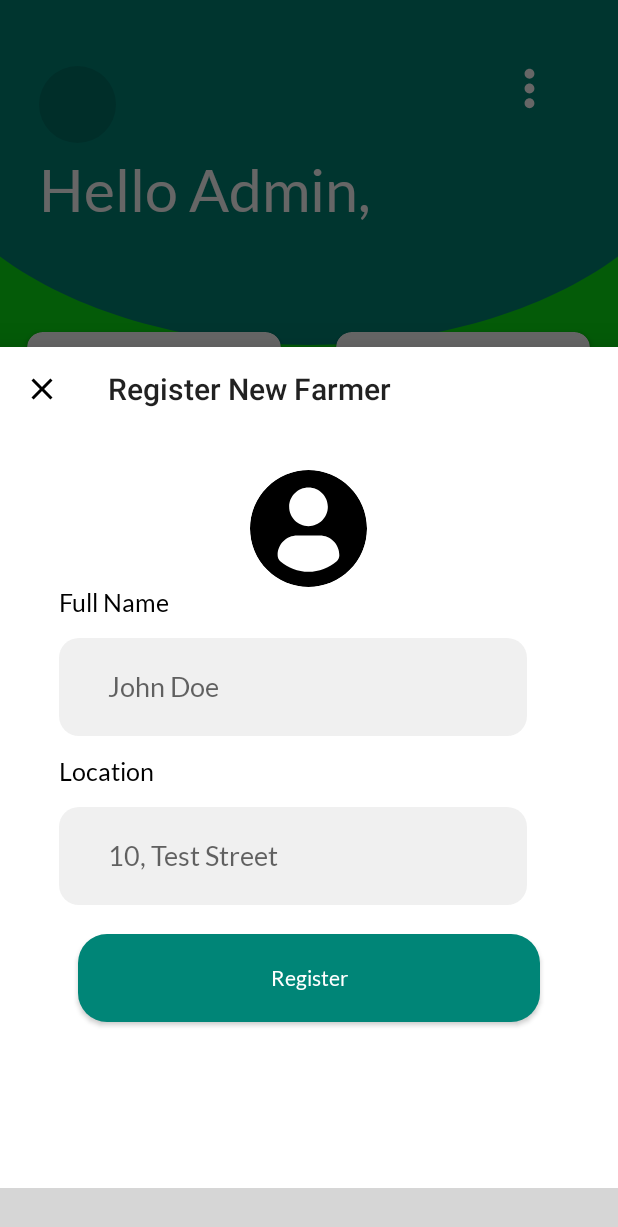
After one commit to Alome007/Tellerium-Assessment, an Android app: the fragment addFarmers placed in its activity, on a phone screen of 412 x 824 dp. The commit adds this screen. Shown: the top 1227 px of the screen. Run offline under Robolectric (Android 15) with nearby library versions, the phone set to English and light mode, and no system bars; our stand-ins replace CircleImageView, sdp/ssp sizes; libraries missing offline, so code that uses them is left out: com.gmail.samehadar, com.ismaeldivita.chipnavigation, com.koushikdutta.async, com.koushikdutta.ion; plain views replace ChipNavigationBar; pictures from the network do not load; 7 statements that could not run were skipped; grey boxes are pictures that could not be loaded.

Commit message:
Added Farmers Registeration design and functionality

```diff
--- a/app/src/main/java/com/alome/tellerium/Activities/MainActivity.java
+++ b/app/src/main/java/com/alome/tellerium/Activities/MainActivity.java
@@ -5,6 +5,7 @@ import androidx.fragment.app.Fragment;
 
 import android.os.Bundle;
 
+import com.alome.tellerium.Fragments.addFarmers;
 import com.alome.tellerium.R;
 import com.ismaeldivita.chipnavigation.ChipNavigationBar;
 
--- a/app/src/main/java/com/alome/tellerium/Fragments/Dashboard.java
+++ b/app/src/main/java/com/alome/tellerium/Fragments/Dashboard.java
@@ -52,6 +52,7 @@ public class Dashboard extends Fragment implements PopupMenu.OnMenuItemClickList
     PopupMenu.OnMenuItemClickListener listener;
     SharedPreferences preferences;
     View v2;
+    private int count;
 
 
     @Nullable
@@ -70,7 +71,7 @@ public class Dashboard extends Fragment implements PopupMenu.OnMenuItemClickList
         });
         mainModel model=new mainModel(10,"Farmers", R.drawable.ic_farmer);
         arrayList.add(model);
-        model=new mainModel(10,"Farms", R.drawable.ic_sprout);
+        model=new mainModel(count,"Add Farmer", R.drawable.ic_add_group);
         arrayList.add(model);
         recyclerView.setAdapter(adapter);
         boolean isLoaded=preferences.getBoolean(constants.DATA_LOADED,false);
@@ -87,6 +88,10 @@ public class Dashboard extends Fragment implements PopupMenu.OnMenuItemClickList
                     case 0:
                         startActivity(new Intent(getContext(), farmers.class));
                         break;
+                    case 1:
+                        new addFarmers().show(getFragmentManager(),"Add farmers");
+                        break;
+
                 }
             }
 
@@ -108,6 +113,16 @@ public class Dashboard extends Fragment implements PopupMenu.OnMenuItemClickList
         database = new Database(getContext());
         database.getWritableDatabase();
         preferences=getContext().getSharedPreferences(constants.SHARED_PREF, Context.MODE_PRIVATE);
+        final Handler handler=new Handler();
+         handler.postDelayed(new Runnable() {
+             @Override
+             public void run() {
+                 SharedPreferences sharedPreferences=getContext().getSharedPreferences(constants.SHARED_PREF, Context.MODE_PRIVATE);
+                 count=sharedPreferences.getInt(constants.LOCAL_COUNT,0);
+                 handler.postDelayed(this,1000);
+             }
+         },1000);
+
     }
 
     @Override
--- /dev/null
+++ b/app/src/main/java/com/alome/tellerium/Fragments/addFarmers.java
@@ -0,0 +1,77 @@
+package com.alome.tellerium.Fragments;
+
+import android.content.Context;
+import android.content.SharedPreferences;
+import android.os.Bundle;
+import android.view.LayoutInflater;
+import android.view.View;
+import android.view.ViewGroup;
+import android.widget.Button;
+import android.widget.EditText;
+import android.widget.Toast;
+
+import androidx.annotation.NonNull;
+import androidx.annotation.Nullable;
+
+import com.alome.tellerium.R;
+import com.alome.tellerium.Utils.Database;
+import com.alome.tellerium.Utils.constants;
+import com.google.android.material.bottomsheet.BottomSheetDialogFragment;
+
+import java.util.Random;
+
+public class addFarmers extends BottomSheetDialogFragment {
+    View view;
+    EditText fullName, location;
+    Button register;
+    Database database;
+    int localCount;
+    @Nullable
+    @Override
+    public View onCreateView(@NonNull LayoutInflater inflater, @Nullable ViewGroup container, @Nullable Bundle savedInstanceState) {
+        view=inflater.inflate(R.layout.add_new, container, false);
+        initUI();
+        register.setOnClickListener(new View.OnClickListener() {
+            @Override
+            public void onClick(View view) {
+                if (verify()){
+                    database.insertData(new Random(8).toString(),fullName.getText().toString(), location.getText().toString(), "");
+                    SharedPreferences sharedPreferences=getContext().getSharedPreferences(constants.SHARED_PREF, Context.MODE_PRIVATE);
+                    SharedPreferences.Editor editor=sharedPreferences.edit();
+                    editor.putInt(constants.LOCAL_COUNT, localCount+1);
+                    editor.apply();
+                    Toast.makeText(getContext(), "Farmer Registered Successfully!", Toast.LENGTH_SHORT).show();
+                    dismiss();
+
+                }
+            }
+        });
+        return view;
+    }
+
+    private boolean verify() {
+        boolean isValid;
+        if (fullName.getText().toString().isEmpty()){
+            fullName.setError("Required");
+            isValid=false;
+        }else if (location.getText().toString().isEmpty()){
+            location.setError("Required");
+            isValid=false;
+        }else{
+            isValid=true;
+        }
+        return isValid;
+    }
+
+    private void initUI() {
+        database = new Database(getContext());
+        database.getWritableDatabase();
+        fullName=view.findViewById(R.id.name);
+        location=location.findViewById(R.id.location);
+        register=view.findViewById(R.id.reg);
+        // fetch locally stored farmer
+
+        SharedPreferences sharedPreferences=getContext().getSharedPreferences(constants.SHARED_PREF, Context.MODE_PRIVATE);
+        localCount=sharedPreferences.getInt(constants.LOCAL_COUNT,0);
+    }
+}
--- a/app/src/main/java/com/alome/tellerium/Utils/constants.java
+++ b/app/src/main/java/com/alome/tellerium/Utils/constants.java
@@ -6,5 +6,6 @@ public class constants {
     public static String BASE_URL="https://theagromall.com/api/v2/get-sample-farmers?limit="+MAX_ITEM;
     public static String SHARED_PREF="shared_pref";
     public static String DATA_LOADED="data_loaded";
+    public static String LOCAL_COUNT="l_count";
     public static String TAG="myApp";
 }
--- /dev/null
+++ b/app/src/main/res/drawable/ic_close_black_2_24dp.xml
@@ -0,0 +1,5 @@
+<vector android:height="24dp" android:tint="#000"
+    android:viewportHeight="24.0" android:viewportWidth="24.0"
+    android:width="24dp" xmlns:android="http://schemas.android.com/apk/res/android">
+    <path android:fillColor="#FF000000" android:pathData="M19,6.41L17.59,5 12,10.59 6.41,5 5,6.41 10.59,12 5,17.59 6.41,19 12,13.41 17.59,19 19,17.59 13.41,12z"/>
+</vector>
--- /dev/null
+++ b/app/src/main/res/layout/add_new.xml
@@ -0,0 +1,76 @@
+<?xml version="1.0" encoding="utf-8"?>
+<RelativeLayout xmlns:android="http://schemas.android.com/apk/res/android"
+    android:orientation="vertical" android:layout_width="match_parent"
+    android:layout_height="match_parent">
+    <Toolbar
+        android:layout_width="match_parent"
+        android:id="@+id/tool_bar"
+        android:navigationIcon="@drawable/ic_close_black_2_24dp"
+        android:title="Register New Farmer"
+        android:layout_height="wrap_content"/>
+    <de.hdodenhof.circleimageview.CircleImageView
+        android:layout_width="@dimen/_60sdp"
+        android:id="@+id/avatar"
+        android:src="@drawable/ic_profile_user"
+        android:layout_below="@+id/tool_bar"
+        android:layout_centerHorizontal="true"
+        android:layout_marginTop="@dimen/_20sdp"
+        android:layout_height="@dimen/_60sdp"/>
+    <LinearLayout
+        android:layout_width="match_parent"
+        android:layout_below="@+id/avatar"
+        android:orientation="vertical"
+        android:layout_height="match_parent">
+        <TextView
+            android:layout_width="wrap_content"
+            android:text="Full Name"
+            android:textColor="#000"
+            android:textSize="@dimen/_13sdp"
+            android:layout_marginLeft="@dimen/_30sdp"
+            android:layout_height="wrap_content"/>
+        <EditText
+            android:id="@+id/name"
+            android:paddingLeft="@dimen/_25sdp"
+            android:hint="John Doe"
+            android:inputType="textEmailAddress"
+            android:layout_marginRight="@dimen/_30sdp"
+            android:layout_marginLeft="@dimen/_30sdp"
+            android:background="@drawable/edit_text"
+            android:layout_marginTop="@dimen/_10sdp"
+            android:layout_centerHorizontal="true"
+            android:layout_width="@dimen/_240sdp"
+            android:layout_height="@dimen/_50sdp"/>
+        <TextView
+            android:layout_width="wrap_content"
+            android:text="Location"
+            android:textColor="#000"
+            android:layout_marginTop="@dimen/_10sdp"
+            android:textSize="@dimen/_13sdp"
+            android:layout_marginLeft="@dimen/_30sdp"
+            android:layout_height="wrap_content"/>
+        <EditText
+            android:id="@+id/location"
+            android:paddingLeft="@dimen/_25sdp"
+            android:hint="10, Test Street"
+            android:inputType="textEmailAddress"
+            android:layout_marginRight="@dimen/_30sdp"
+            android:layout_marginLeft="@dimen/_30sdp"
+            android:background="@drawable/edit_text"
+            android:layout_marginTop="@dimen/_10sdp"
+            android:layout_centerHorizontal="true"
+            android:layout_width="@dimen/_240sdp"
+            android:layout_height="@dimen/_50sdp"/>
+        <Button
+            android:layout_width="match_parent"
+            android:background="@drawable/buttons"
+            android:textColor="#fff"
+            android:textAllCaps="false"
+            android:id="@+id/reg"
+            android:text="Register"
+            android:layout_marginLeft="@dimen/_40sdp"
+            android:layout_marginRight="@dimen/_40sdp"
+            android:layout_marginTop="@dimen/_15sdp"
+            android:layout_below="@+id/password"
+            android:layout_height="@dimen/_45sdp"/>
+    </LinearLayout>
+</RelativeLayout>
--- a/app/src/main/res/layout/home_fragment.xml
+++ b/app/src/main/res/layout/home_fragment.xml
@@ -67,7 +67,6 @@
             android:layout_width="match_parent"
             android:layout_gravity="center"
             android:layout_height="wrap_content">
-
             <TextView
                 android:layout_width="wrap_content"
                 android:text="No Data yet"
--- a/app/src/main/res/menu/bottom_menu.xml
+++ b/app/src/main/res/menu/bottom_menu.xml
@@ -6,12 +6,6 @@
         android:title="Home"
         app:cnb_iconColor="@color/home"/>
     <item
-        android:id="@+id/add"
-        android:icon="@drawable/ic_add_group"
-        android:title="Register Farmer"
-        app:cnb_iconColor="@color/settings" />
-
-    <item
         android:id="@+id/settings"
         android:icon="@drawable/ic_settings"
         android:title="Settings"
```
